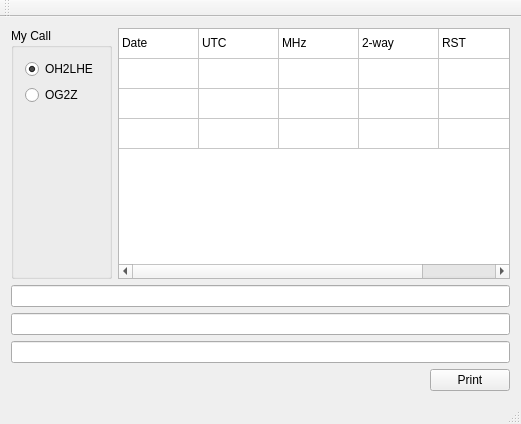
Qt form mainwindow.ui (eloranta/print-qsl) before a commit.
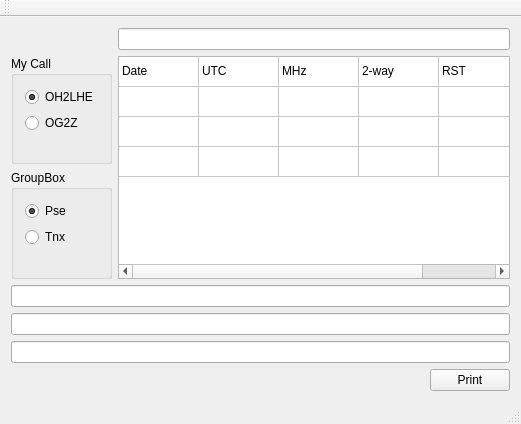
The same form after that commit.

Commit message: feature/pse qsl tnx

```diff
--- a/mainwindow.ui
+++ b/mainwindow.ui
@@ -15,7 +15,10 @@
   </property>
   <widget class="QWidget" name="centralWidget">
    <layout class="QGridLayout" name="gridLayout">
-    <item row="0" column="0">
+    <item row="0" column="1">
+     <widget class="QLineEdit" name="lineEdit_4"/>
+    </item>
+    <item row="1" column="0">
      <widget class="QGroupBox" name="groupBox">
       <property name="title">
        <string>My Call</string>
@@ -54,10 +57,7 @@
       </layout>
      </widget>
     </item>
-    <item row="1" column="0" colspan="2">
-     <widget class="QLineEdit" name="lineEdit"/>
-    </item>
-    <item row="0" column="1">
+    <item row="1" column="1" rowspan="2">
      <widget class="QTableWidget" name="tableWidget">
       <property name="autoScroll">
        <bool>false</bool>
@@ -125,7 +125,55 @@
       </item>
      </widget>
     </item>
-    <item row="4" column="0" colspan="2">
+    <item row="2" column="0">
+     <widget class="QGroupBox" name="groupBox_2">
+      <property name="title">
+       <string>GroupBox</string>
+      </property>
+      <layout class="QVBoxLayout" name="verticalLayout_2">
+       <item>
+        <widget class="QRadioButton" name="radioButton_3">
+         <property name="text">
+          <string>Pse</string>
+         </property>
+         <property name="checked">
+          <bool>true</bool>
+         </property>
+        </widget>
+       </item>
+       <item>
+        <widget class="QRadioButton" name="radioButton_4">
+         <property name="text">
+          <string>Tnx</string>
+         </property>
+        </widget>
+       </item>
+       <item>
+        <spacer name="verticalSpacer_2">
+         <property name="orientation">
+          <enum>Qt::Vertical</enum>
+         </property>
+         <property name="sizeHint" stdset="0">
+          <size>
+           <width>20</width>
+           <height>40</height>
+          </size>
+         </property>
+        </spacer>
+       </item>
+      </layout>
+     </widget>
+    </item>
+    <item row="3" column="0" colspan="2">
+     <widget class="QLineEdit" name="lineEdit"/>
+    </item>
+    <item row="5" column="0" colspan="2">
+     <widget class="QLineEdit" name="lineEdit_2"/>
+    </item>
+    <item row="6" column="0" colspan="2">
+     <widget class="QLineEdit" name="lineEdit_3"/>
+    </item>
+    <item row="7" column="0" colspan="2">
      <layout class="QHBoxLayout" name="horizontalLayout">
       <item>
        <spacer name="horizontalSpacer">
@@ -149,12 +197,6 @@
       </item>
      </layout>
     </item>
-    <item row="2" column="0" colspan="2">
-     <widget class="QLineEdit" name="lineEdit_2"/>
-    </item>
-    <item row="3" column="0" colspan="2">
-     <widget class="QLineEdit" name="lineEdit_3"/>
-    </item>
    </layout>
   </widget>
   <widget class="QMenuBar" name="menuBar">
```
The commit also changes 1 other file.
